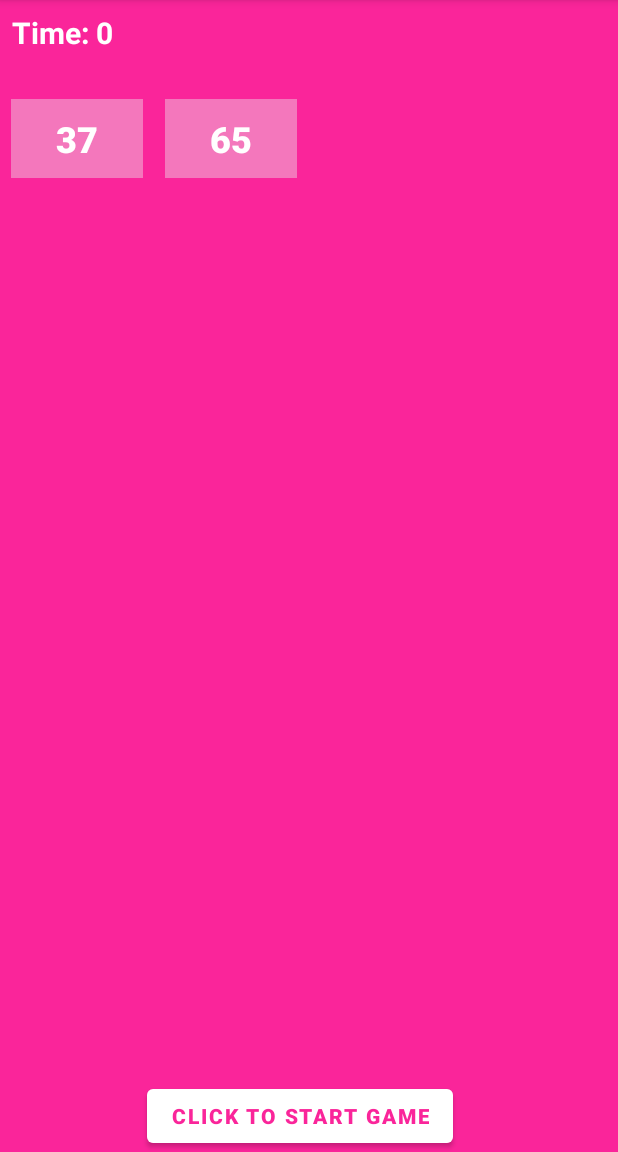
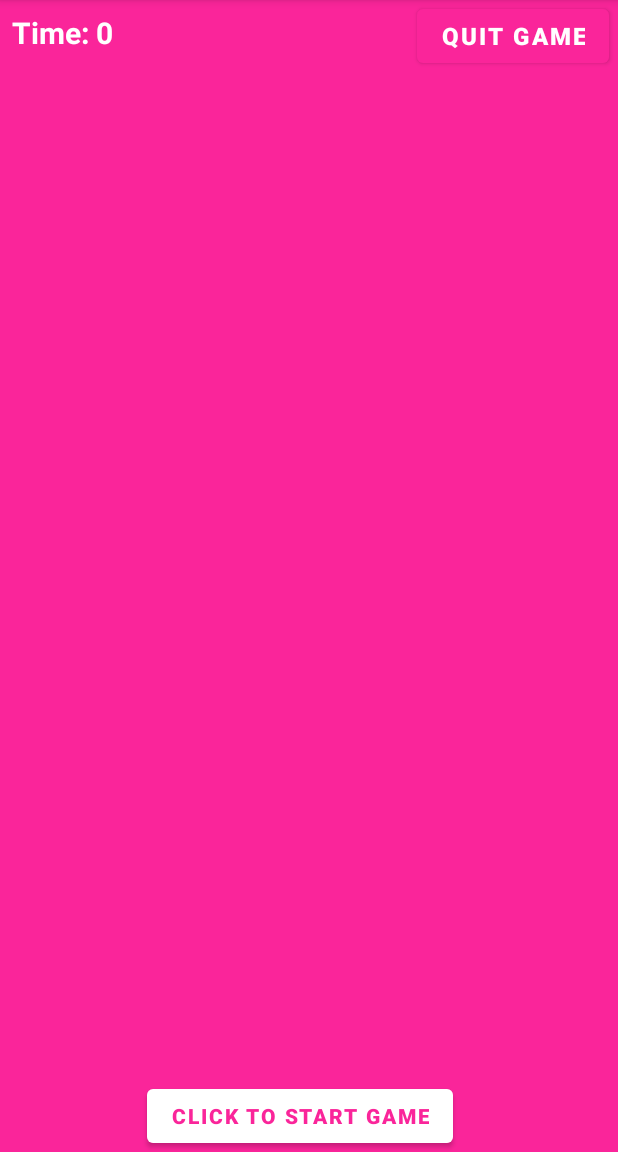
Before and after one commit to catonbrewster1/ButtonMatching, an Android app: the screen it shows after launch (MainActivity), on a phone screen of 412 x 824 dp, the part 84-1236 px from its top. Run offline under Robolectric (Android 15) with nearby library versions, the phone set to English and light mode, and no system bars.

Commit message:
quit game button which clears the board. also new numbers generated each time you start a game now. BUT timer is acting funny...

```diff
--- a/app/src/main/java/com/catonbrewster/buttonmatching/MainActivity.kt
+++ b/app/src/main/java/com/catonbrewster/buttonmatching/MainActivity.kt
@@ -26,26 +26,24 @@ import kotlin.random.Random.Default.nextInt
 
 class MainActivity : AppCompatActivity() {
 
-    internal lateinit var startButton: Button
-    internal lateinit var gridView: GridView
-
     internal var gameStarted = false
 
-    internal lateinit var timer: Timer
+    internal lateinit var gridView: GridView
+    internal lateinit var startButton: Button
+    internal lateinit var quitButton: Button
+    internal lateinit var timerTextView: TextView
+
+    internal val initialTime: Long = 0
     private var seconds = 0
-    internal val initialTime: Long = 0
-    internal lateinit var timerTextView: TextView
+
+    private lateinit var numbers: ArrayList<Int>
+    private lateinit var remainingNums: ArrayList<Int>
 
     companion object {
         private val TAG = MainActivity::class.java.simpleName
         private const val TIME = "TIME"
     }
 
-    private val numbers = generateSequence {(1..100).random()}
-                                                    .distinct()
-                                                    .take(2)
-                                                    .toCollection(ArrayList())
-    private val remainingNums = ArrayList(numbers)
 
     override fun onCreate(savedInstanceState: Bundle?) {
         super.onCreate(savedInstanceState)
@@ -53,16 +51,19 @@ class MainActivity : AppCompatActivity() {
 
         Log.d(TAG, "onCreate called.")
 
-        startButton = findViewById(R.id.startButton)
         timerTextView = findViewById(R.id.timerTextView)
         timerTextView.text = getString(R.string.timer, seconds)
 
         gridView = findViewById(R.id.gridView)
-        val gridAdapter = GridAdapter(this@MainActivity, numbers)
-        gridView.adapter = gridAdapter
 
-        startButton.setOnClickListener { view ->
-            restoreGame()
+        startButton = findViewById(R.id.startButton)
+        startButton.setOnClickListener {
+            startGame()
+        }
+
+        quitButton = findViewById(R.id.quitButton)
+        quitButton.setOnClickListener {
+            resetGame()
         }
     }
 
@@ -77,55 +78,40 @@ class MainActivity : AppCompatActivity() {
     private fun resetGame() {
         //consistent default state when the game starts
         timerTextView.text = getString(R.string.timer, initialTime)
-        //reset grid here
+        gridView.setAdapter(null)
         gameStarted = false
     }
 
+    private fun startGame() {
+        //gen random numbers
+        numbers = generateSequence {(1..100).random()}
+            .distinct()
+            .take(24)
+            .toCollection(ArrayList())
+        remainingNums = ArrayList(numbers)
 
-    private fun restoreGame() {
+        //fill grid
+        val gridAdapter = GridAdapter(this@MainActivity, numbers)
+        gridView.adapter = gridAdapter
+
         startTimer()
-        //reset grid here
         gameStarted = true
     }
 
     private fun startTimer() {
-
-        // Get the text view.
         timerTextView.text = getString(R.string.timer, initialTime)
         seconds = 0
 
-        // Creates a new Handler
         val handler = Handler()
-
-        // Call the post() method,
-        // passing in a new Runnable.
-        // The post() method processes
-        // code without a delay,
-        // so the code in the Runnable
-        // will run almost immediately.
         handler.post(object : Runnable {
             override fun run() {
-                // Set the text view text.
-                timerTextView.text = getString(R.string.timer, seconds)
-
-                // If running is true, increment the
-                // seconds variable.
                 if (gameStarted) {
+                    timerTextView.text = getString(R.string.timer, seconds)
                     seconds++
+                    handler.postDelayed(this, 1000)
                 }
-
-                // Post the code again
-                // with a delay of 1 second.
-                handler.postDelayed(this, 1000)
             }
         })
-
-
-    }
-
-    private fun startGame() {
-        startTimer()
-        gameStarted = true
     }
 
     fun endGame() {
--- a/app/src/main/res/layout/activity_main.xml
+++ b/app/src/main/res/layout/activity_main.xml
@@ -20,6 +20,21 @@
         android:textSize="20dp"
         android:textStyle="bold"
         app:layout_constraintStart_toStartOf="parent"
+        app:layout_constraintTop_toTopOf="parent" />
+
+    <Button
+        android:id="@+id/quitButton"
+        android:layout_width="wrap_content"
+        android:layout_height="wrap_content"
+        android:layout_marginTop="0dp"
+        android:layout_marginEnd="6dp"
+        android:text="Quit Game"
+        android:textSize="16dp"
+        android:textStyle="bold"
+        android:textColor="@color/white"
+        app:backgroundTint="@color/pink"
+        app:background="@color/pink"
+        app:layout_constraintEnd_toEndOf="parent"
         app:layout_constraintTop_toTopOf="parent" />
 
     <GridView
```
